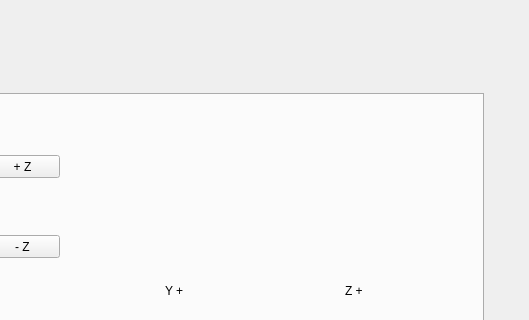
This is owis_controller.ui in gitHleon/OWIS_controller_V0 as Qt 5 draws it before an edit; both pictures show x 447 to 976 and y 198 to 518 of the 976 by 697 pixel window. The edited form follows.
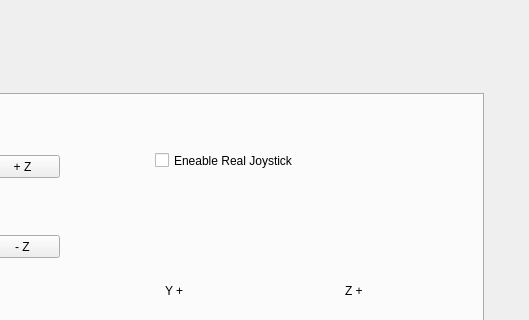
This is the edited form.

What changed in the file:
```diff
--- a/owis_controller.ui
+++ b/owis_controller.ui
@@ -796,6 +796,19 @@
        <string>Z Axis movement state</string>
       </property>
      </widget>
+     <widget class="QCheckBox" name="enableRealJoy">
+      <property name="geometry">
+       <rect>
+        <x>610</x>
+        <y>40</y>
+        <width>171</width>
+        <height>51</height>
+       </rect>
+      </property>
+      <property name="text">
+       <string>Eneable Real Joystick</string>
+      </property>
+     </widget>
     </widget>
    </widget>
   </widget>
```
